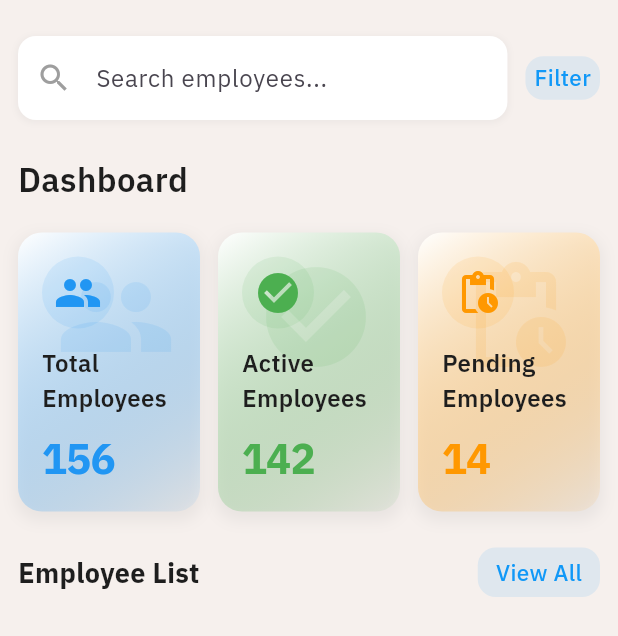
After one commit to Abir-Zayn/fleek_hr, a Flutter app: the ManageEmployee screen opened by its route, on a phone screen of 412 x 824 dp. The commit adds this screen. Shown: the top 636 px of the screen. Run offline on Flutter 3.47's test engine with Material 3 defaults, Android fonts, the phone set to English and light mode, and no system bars; our stand-ins replace crystal_navigation_bar, dartz, equatable, fl_chart, flutter_bloc, flutter_screenutil and 6 more.

Commit message:
Employee-list-Screen-built up : Dashboard Cards with Search Button + Filter has added : 20 May 2025

```diff
--- a/lib/core/navigation/app_router.dart
+++ b/lib/core/navigation/app_router.dart
@@ -52,6 +52,10 @@ final GoRouter _router =
     path: '/admin-home',
     builder: (context, state) => const AdminNavigation(),
   ),
+  GoRoute(
+    path: '/manage-employees',
+    builder: (context, state) => const ManageEmployee(),
+  ),
 ]);
 
 GoRouter get appRouter => _router;
--- a/lib/core/navigation/app_router_imports.dart
+++ b/lib/core/navigation/app_router_imports.dart
@@ -3,6 +3,7 @@ import 'package:fleekhr/core/service_locator.dart';
 import 'package:fleekhr/data/models/expense/expense_model.dart';
 import 'package:fleekhr/domain/repository/expense/expense_repository.dart';
 import 'package:fleekhr/presentation/Admin/Home/admin_home_imports.dart';
+import 'package:fleekhr/presentation/Admin/ManageEmployee/Screen/manage_employee_imports.dart';
 import 'package:fleekhr/presentation/Admin/navigation/navigation_imports.dart';
 import 'package:fleekhr/presentation/Auth/login/login_imports.dart';
 import 'package:fleekhr/presentation/Auth/reg/reg_imports.dart';
--- a/lib/presentation/Admin/Home/admin_home_imports.dart
+++ b/lib/presentation/Admin/Home/admin_home_imports.dart
@@ -4,5 +4,6 @@ import 'package:fleekhr/presentation/Admin/Home/widget/daily_activities_card.dar
 import 'package:fleekhr/presentation/Admin/Home/widget/dashboard_card.dart';
 import 'package:flutter/material.dart';
 import 'package:flutter_screenutil/flutter_screenutil.dart';
+import 'package:go_router/go_router.dart';
 
 part 'admin_home_screen.dart';
--- a/lib/presentation/Admin/Home/admin_home_screen.dart
+++ b/lib/presentation/Admin/Home/admin_home_screen.dart
@@ -136,6 +136,7 @@ class _AdminHomeScreenState extends State<AdminHomeScreen> {
                                       fontWeight: FontWeight.w500)),
                               onTap: () {
                                 //Manage Employees Page
+                                context.push('/manage-employees');
                               },
                             ),
                             PopupMenuItem(
--- /dev/null
+++ b/lib/presentation/Admin/ManageEmployee/Screen/manage_employee.dart
@@ -0,0 +1,262 @@
+part of 'manage_employee_imports.dart';
+
+class ManageEmployee extends StatelessWidget {
+  const ManageEmployee({super.key});
+
+  @override
+  Widget build(BuildContext context) {
+    return Scaffold(
+      /**
+       *  Pre-requisite:
+       * 1. Search button to search for employees.
+       * 2. Dashboard to show the some of things such as
+       *     Total number of employees.
+       *     Active employees.
+       *     Pending employees.
+       *
+       *  3. Row(Widget => List of employee) + Filter button
+       *  4. List of employees with details such as
+       *  Represent the following data in card { Name, Email, Role, Shift, Last Login, Status, Duty Hours }
+       *    Clicking on card will navigate to the employee details screen.
+       *    In employee details screen we can see the following data
+       *         {Name, Designation, Email, Phone Number, Overview, Shift, Current Salary}
+       */
+      body: SafeArea(
+        child: Padding(
+          padding: EdgeInsets.only(left: 12, right: 12, top: 24),
+          child: Column(
+            crossAxisAlignment: CrossAxisAlignment.start,
+            children: [
+              // Search bar and filter section
+              Row(
+                children: [
+                  Expanded(
+                    child: Container(
+                      decoration: BoxDecoration(
+                        color: Colors.white,
+                        borderRadius: BorderRadius.circular(12),
+                        boxShadow: [
+                          BoxShadow(
+                            color: Colors.grey.withOpacity(0.1),
+                            spreadRadius: 1,
+                            blurRadius: 3,
+                            offset: const Offset(0, 1),
+                          ),
+                        ],
+                      ),
+                      child: TextField(
+                        decoration: InputDecoration(
+                          hintText: 'Search employees...',
+                          prefixIcon:
+                              const Icon(Icons.search, color: Colors.grey),
+                          border: OutlineInputBorder(
+                            borderRadius: BorderRadius.circular(12),
+                            borderSide: BorderSide.none,
+                          ),
+                          contentPadding:
+                              const EdgeInsets.symmetric(vertical: 16),
+                        ),
+                      ),
+                    ),
+                  ),
+                  const SizedBox(width: 12),
+                  Container(
+                    padding:
+                        const EdgeInsets.symmetric(horizontal: 6, vertical: 4),
+                    decoration: BoxDecoration(
+                      color: Theme.of(context).primaryColor.withOpacity(0.1),
+                      borderRadius: BorderRadius.circular(12),
+                    ),
+                    child: AppTextstyle(
+                      text: "Filter",
+                      style: appStyle(
+                          size: 15.sp,
+                          color: Theme.of(context).primaryColor,
+                          fontWeight: FontWeight.w500),
+                    ),
+                  ),
+                ],
+              ),
+              const SizedBox(height: 24),
+              //Dashboard Card Section
+              AppTextstyle(
+                text: "Dashboard",
+                style: appStyle(
+                    size: 22.sp,
+                    color: Theme.of(context).textTheme.bodyMedium?.color ??
+                        Colors.black,
+                    fontWeight: FontWeight.w600),
+              ),
+              SizedBox(height: 20.h),
+
+              //Dashboard Card to show employee stats
+              Row(
+                children: [
+                  _buildDashboardCard(
+                    context,
+                    title: 'Total Employees',
+                    count: '156',
+                    icon: Icons.people,
+                    color: Colors.blue,
+                  ),
+                  const SizedBox(width: 12),
+                  _buildDashboardCard(
+                    context,
+                    title: 'Active Employees',
+                    count: '142',
+                    icon: Icons.check_circle,
+                    color: Colors.green,
+                  ),
+                  const SizedBox(width: 12),
+                  _buildDashboardCard(
+                    context,
+                    title: 'Pending Employees',
+                    count: '14',
+                    icon: Icons.pending_actions,
+                    color: Colors.orange,
+                  ),
+                ],
+              ),
+              const SizedBox(height: 24),
+
+              // Employees list section
+              Row(
+                mainAxisAlignment: MainAxisAlignment.spaceBetween,
+                children: [
+                  const Text(
+                    'Employee List',
+                    style: TextStyle(
+                      fontSize: 18,
+                      fontWeight: FontWeight.bold,
+                    ),
+                  ),
+                  Container(
+                    padding:
+                        const EdgeInsets.symmetric(horizontal: 12, vertical: 6),
+                    decoration: BoxDecoration(
+                      color: Theme.of(context).primaryColor.withOpacity(0.1),
+                      borderRadius: BorderRadius.circular(12),
+                    ),
+                    child: AppTextstyle(
+                      text: "View All",
+                      style: appStyle(
+                          size: 15.sp,
+                          color: Theme.of(context).primaryColor,
+                          fontWeight: FontWeight.w500),
+                    ),
+                  ),
+                ],
+              ),
+              const SizedBox(height: 16),
+
+            ],
+          ),
+        ),
+      ),
+    );
+  }
+}
+
+Widget _buildDashboardCard(
+  BuildContext context, {
+  required String title,
+  required String count,
+  required IconData icon,
+  required Color color,
+}) {
+  return Expanded(
+    child: Container(
+      padding: EdgeInsets.all(16.w),
+      decoration: BoxDecoration(
+        color: Colors.white,
+        borderRadius: BorderRadius.circular(16.r),
+        boxShadow: [
+          BoxShadow(
+            color: Colors.grey.withOpacity(0.15),
+            spreadRadius: 2,
+            blurRadius: 8,
+            offset: const Offset(0, 4),
+          ),
+        ],
+        gradient: LinearGradient(
+          begin: Alignment.topLeft,
+          end: Alignment.bottomRight,
+          colors: [
+            Colors.white,
+            color.withOpacity(0.05),
+          ],
+        ),
+      ),
+      child: Stack(
+        children: [
+          // Background decoration
+          Positioned(
+            right: 0,
+            top: 0,
+            child: Opacity(
+              opacity: 0.1,
+              child: Icon(
+                icon,
+                size: 80.sp,
+                color: color,
+              ),
+            ),
+          ),
+          // Main content
+          Column(
+            crossAxisAlignment: CrossAxisAlignment.start,
+            mainAxisAlignment: MainAxisAlignment.spaceBetween,
+            children: [
+              // Icon and badge
+              Row(
+                mainAxisAlignment: MainAxisAlignment.spaceBetween,
+                children: [
+                  Container(
+                    padding: EdgeInsets.all(8.w),
+                    decoration: BoxDecoration(
+                      color: color.withOpacity(0.1),
+                      shape: BoxShape.circle,
+                    ),
+                    child: Icon(
+                      icon,
+                      size: 32.sp,
+                      color: color,
+                    ),
+                  ),
+                ],
+              ),
+              SizedBox(height: 12.h),
+              // Title and count
+              Column(
+                crossAxisAlignment: CrossAxisAlignment.start,
+                children: [
+                  AppTextstyle(
+                    text: title,
+                    style: appStyle(
+                      size: 16.sp,
+                      fontWeight: FontWeight.w600,
+                      color: Theme.of(context).textTheme.bodyLarge?.color ??
+                          Colors.black87,
+                    ),
+                    maxLines: 2,
+                    overflow: TextOverflow.ellipsis,
+                  ),
+                  SizedBox(height: 8.h),
+                  AppTextstyle(
+                    text: count,
+                    style: appStyle(
+                      size: 28.sp,
+                      fontWeight: FontWeight.w800,
+                      color: color,
+                      letterSpacing: -0.5,
+                    ),
+                  ),
+                ],
+              ),
+            ],
+          ),
+        ],
+      ),
+    ),
+  );
+}
--- /dev/null
+++ b/lib/presentation/Admin/ManageEmployee/Screen/manage_employee_imports.dart
@@ -0,0 +1,6 @@
+import 'package:fleekhr/common/widgets/appstyle.dart';
+import 'package:fleekhr/common/widgets/apptext.dart';
+import 'package:flutter/material.dart';
+import 'package:flutter_screenutil/flutter_screenutil.dart';
+
+part 'manage_employee.dart';
```
